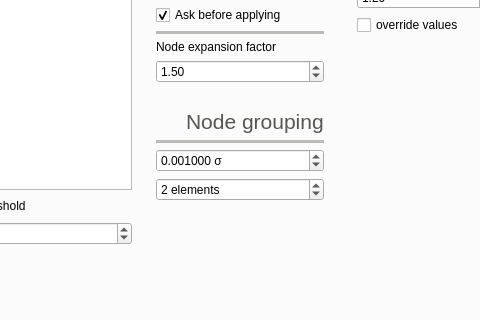
This is src/GridCal/Gui/Main/MainWindow.ui in SanPen/GridCal as Qt 5 draws it before an edit; both pictures show x 383 to 863 and y 185 to 505 of the 1210 by 764 pixel window. The edited form follows.
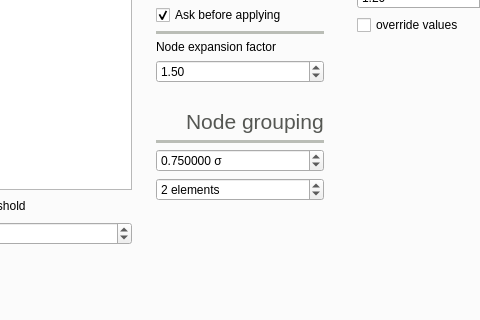
This is the edited form. The open tabs and pages were chosen to show the change. Icons and pictures are not drawn.

The edit to the form file:
```diff
--- a/src/GridCal/Gui/Main/MainWindow.ui
+++ b/src/GridCal/Gui/Main/MainWindow.ui
@@ -4694,7 +4694,7 @@
                   <double>0.001000000000000</double>
                  </property>
                  <property name="value">
-                  <double>0.001000000000000</double>
+                  <double>0.750000000000000</double>
                  </property>
                 </widget>
                </item>
```
Left out of the diff: 2 changed lines with no effect on the pictures.
